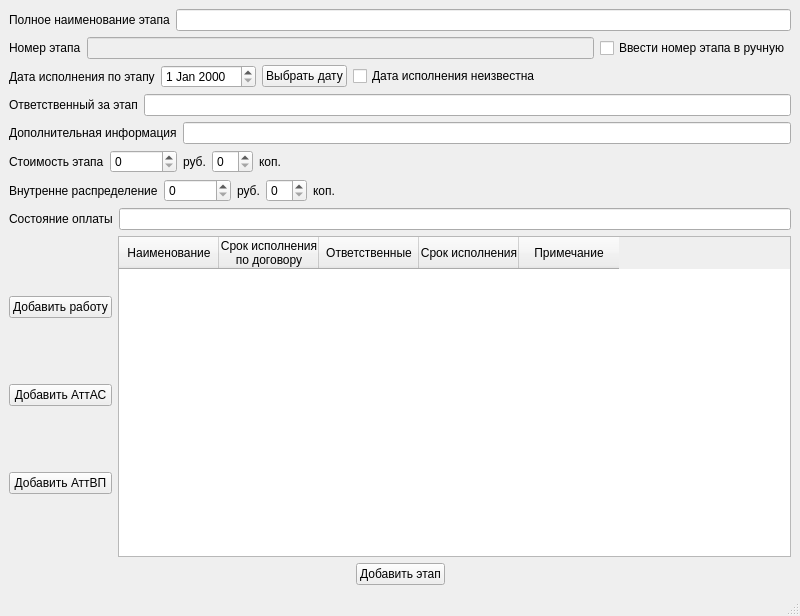
The window that prilogenie/addstage.ui (parlamentyor/auto_correct_plan) describes before a commit, drawn with Qt 5.
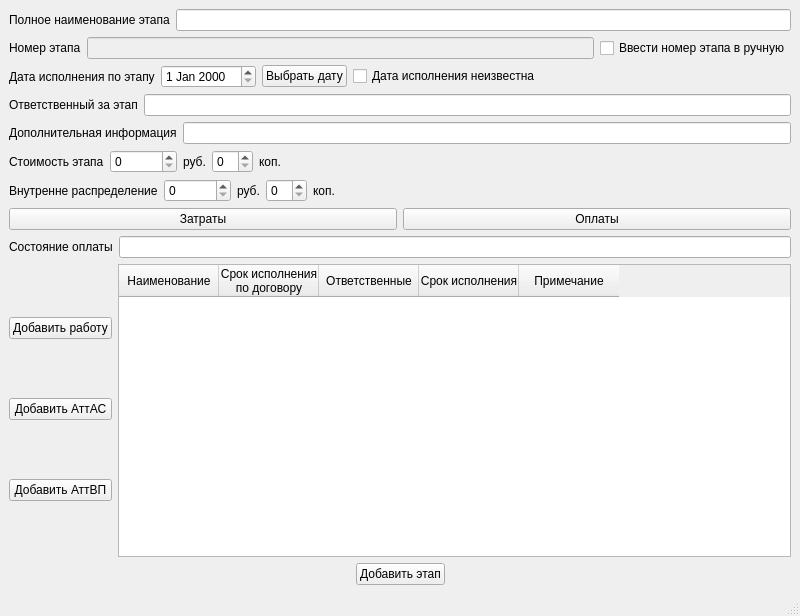
The same window after the commit.

What changed in the file:
```diff
--- a/prilogenie/addstage.ui
+++ b/prilogenie/addstage.ui
@@ -245,6 +245,24 @@
       </item>
      </layout>
     </item>
+    <item>
+     <layout class="QHBoxLayout" name="horizontalLayout">
+      <item>
+       <widget class="QPushButton" name="pb_expenses">
+        <property name="text">
+         <string>Затраты</string>
+        </property>
+       </widget>
+      </item>
+      <item>
+       <widget class="QPushButton" name="pb_payments">
+        <property name="text">
+         <string>Оплаты</string>
+        </property>
+       </widget>
+      </item>
+     </layout>
+    </item>
     <item>
      <layout class="QHBoxLayout" name="horizontalLayout_17">
       <item>
```
